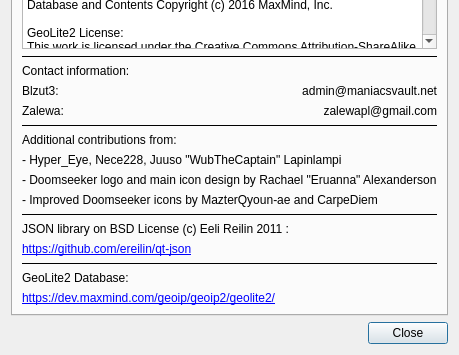
The window that src/core/gui/aboutdialog.ui (Destroyerrrocket/doomseeker-unofficial) describes before a commit, drawn with Qt 5; both pictures show x 0 to 459 and y 245 to 600 of the 459 by 600 pixel window.
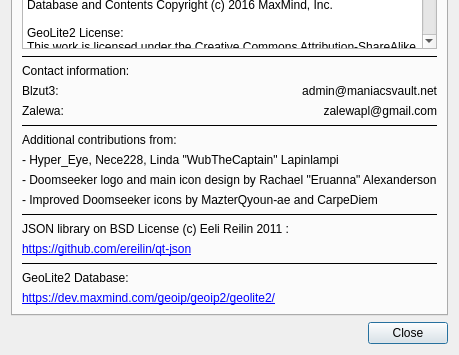
The same window after the commit.

Commit message:
Change mentions of WubTheCaptain's first name to Linda
As part of my social transitioning or "real-life experience" of being a trans
woman, I may need to confirm wanting to live in my affirmed gender for the rest
of my life. Doomseeker makes references to my (alias WubTheCaptain) "deadname",
a name that is no longer in use (in social contexts).

Where legally significant (copyrights), until this name change has been
juridically confirmed (estimated to happen in early 2019) the "deadname" may
appear in version control as the "author" (like this commit) or author lists.

Fixes: #3378

Patch:
```diff
--- a/src/core/gui/aboutdialog.ui
+++ b/src/core/gui/aboutdialog.ui
@@ -271,7 +271,7 @@
        <item>
         <widget class="QLabel" name="label_5">
          <property name="text">
-          <string>- Hyper_Eye, Nece228, Juuso &quot;WubTheCaptain&quot; Lapinlampi</string>
+          <string>- Hyper_Eye, Nece228, Linda &quot;WubTheCaptain&quot; Lapinlampi</string>
          </property>
          <property name="textInteractionFlags">
           <set>Qt::LinksAccessibleByMouse|Qt::TextSelectableByMouse</set>
```
The commit also changes 1 other file.
